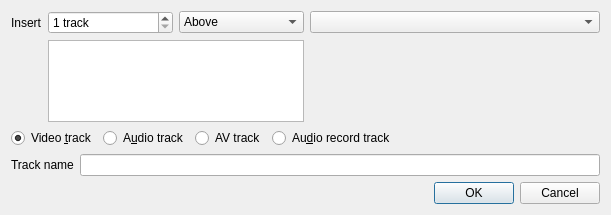
This is src/ui/addtrack_ui.ui in KDE/kdenlive as Qt 5 draws it before an edit. The edited form follows.
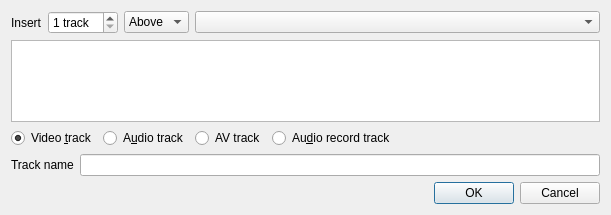
This is the edited form. Custom widgets are drawn as their Qt base class.

Commit message: Fixed ui dsiplay box and undo redo stack

```diff
--- a/src/ui/addtrack_ui.ui
+++ b/src/ui/addtrack_ui.ui
@@ -85,9 +85,6 @@
      </property>
     </spacer>
    </item>
-   <item row="1" column="1" colspan="2" alignment="Qt::AlignVCenter">
-    <widget class="QListWidget" name="deleteTracks"/>
-   </item>
    <item row="2" column="0" colspan="4">
     <layout class="QHBoxLayout" name="horizontalLayout">
      <item>
@@ -136,6 +133,9 @@
      </item>
     </layout>
    </item>
+   <item row="1" column="0" colspan="4">
+    <widget class="QListWidget" name="deleteTracks"/>
+   </item>
   </layout>
  </widget>
  <customwidgets>
```
The commit also changes 1 other file.
